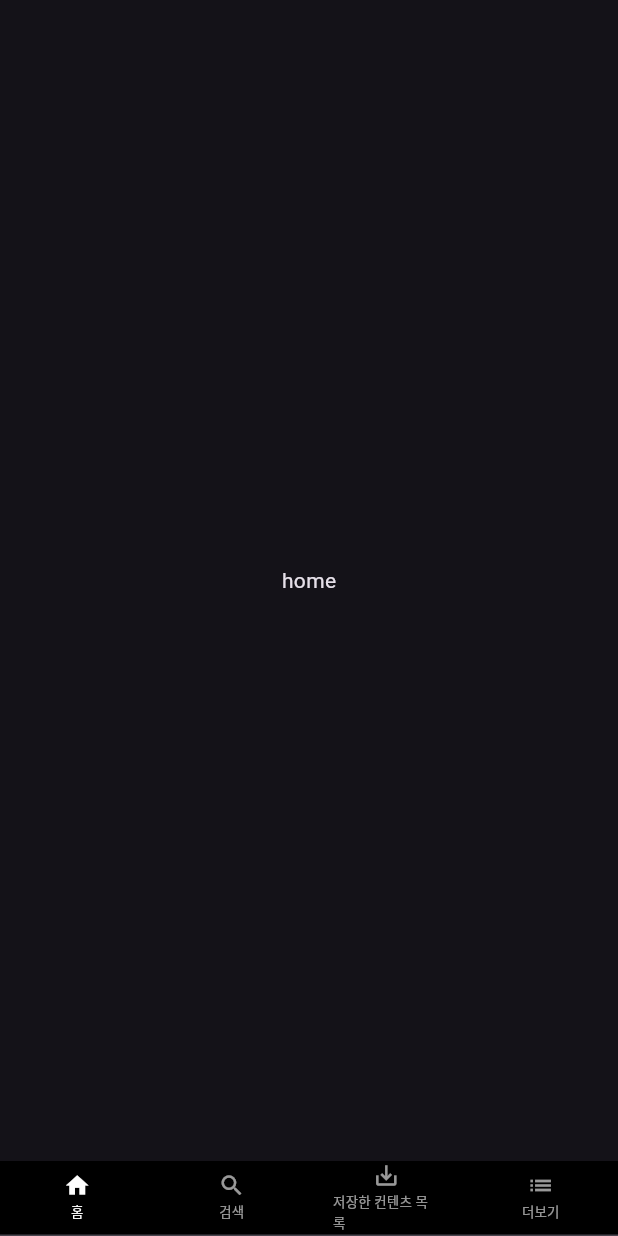
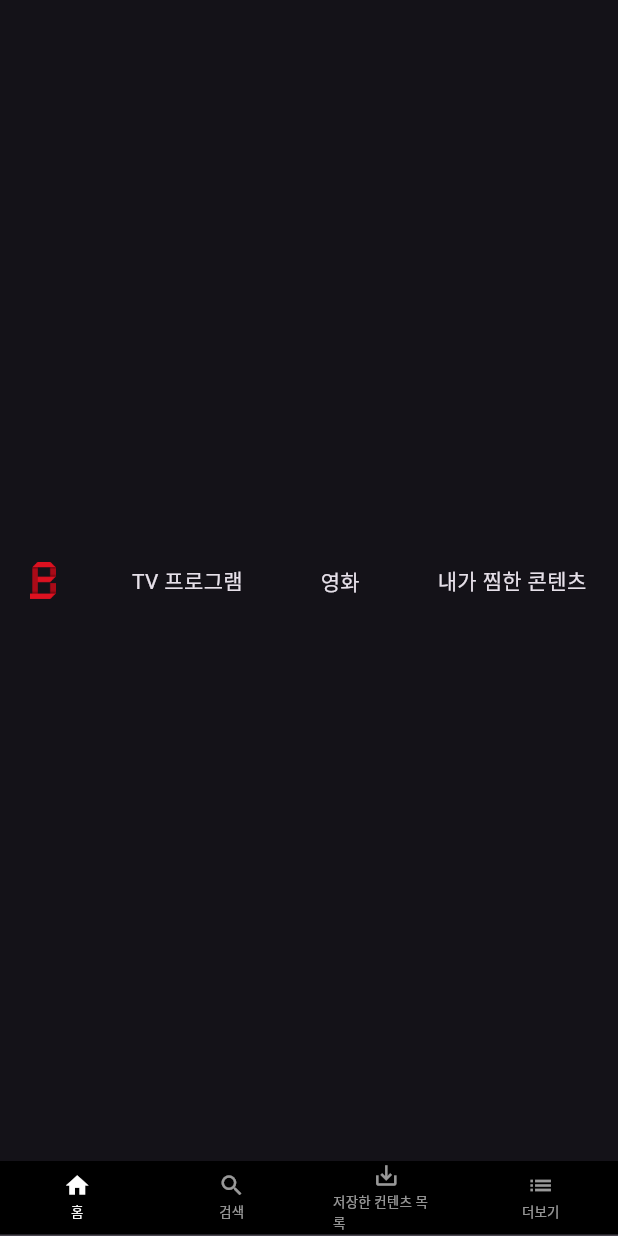
Before and after one commit to leehyeyunn/netflex_project, a Flutter app: the screen it shows after launch, on a phone screen of 412 x 824 dp. Run offline on Flutter 3.47's test engine with Material 3 defaults, Android fonts, the phone set to English and light mode, and no system bars.

Commit message:
상단 navigation bar 추가

```diff
--- a/lib/main.dart
+++ b/lib/main.dart
@@ -1,4 +1,5 @@
 import 'package:flutter/material.dart';
+import 'package:netflex_project/screen/home_screen.dart';
 import 'package:netflex_project/widget/bottom_bar.dart';
 
 // void main() {
@@ -29,11 +30,7 @@
           body: TabBarView(
             physics: NeverScrollableScrollPhysics(),
             children: <Widget>[
-              Container(
-                child: Center(
-                  child: Text('home'),
-                ),
-              ),
+              HomeScreen(),
               Container(
                 child: Center(
                   child: Text('search'),
--- /dev/null
+++ b/lib/screen/home_screen.dart
@@ -0,0 +1,57 @@
+import 'package:flutter/material.dart';
+
+class HomeScreen extends StatefulWidget {
+  _HomeScreenState createState() => _HomeScreenState();
+}
+
+class _HomeScreenState extends State<HomeScreen> {
+  @override
+  void initState() {
+    super.initState();
+  }
+
+  @override
+  Widget build(BuildContext context) {
+    return TopBar();
+  }
+}
+
+class TopBar extends StatelessWidget {
+  @override
+  Widget build(BuildContext context) {
+    return Container(
+      padding: EdgeInsets.fromLTRB(20, 7, 20, 7),
+      child: Row(
+        mainAxisAlignment: MainAxisAlignment.spaceBetween,
+        children: <Widget>[
+          Image.asset(
+            'images/bbongflix_logo.png',
+            fit: BoxFit.contain,
+            height: 25,
+          ),
+          Container(
+            padding: EdgeInsets.only(right: 1),
+            child: Text(
+              'TV 프로그램',
+              style: TextStyle(fontSize: 14),
+            ),
+          ),
+          Container(
+            padding: EdgeInsets.only(right: 1),
+            child: Text(
+              '영화',
+              style: TextStyle(fontSize: 14),
+            ),
+          ),
+          Container(
+            padding: EdgeInsets.only(right: 1),
+            child: Text(
+              '내가 찜한 콘텐츠',
+              style: TextStyle(fontSize: 14),
+            ),
+          ),
+        ],
+      ),
+    );
+  }
+}
--- a/pubspec.yaml
+++ b/pubspec.yaml
@@ -59,10 +59,8 @@
   uses-material-design: true
 
   # To add assets to your application, add an assets section, like this:
-  # assets:
-  #   - images/a_dot_burr.jpeg
-  #   - images/a_dot_ham.jpeg
-
+  assets:
+    - images/bbongflix_logo.png
   # An image asset can refer to one or more resolution-specific "variants", see
   # https://flutter.dev/assets-and-images/#resolution-aware
 
```
Also changed, not shown: images/bbongflix_logo.png (added).
